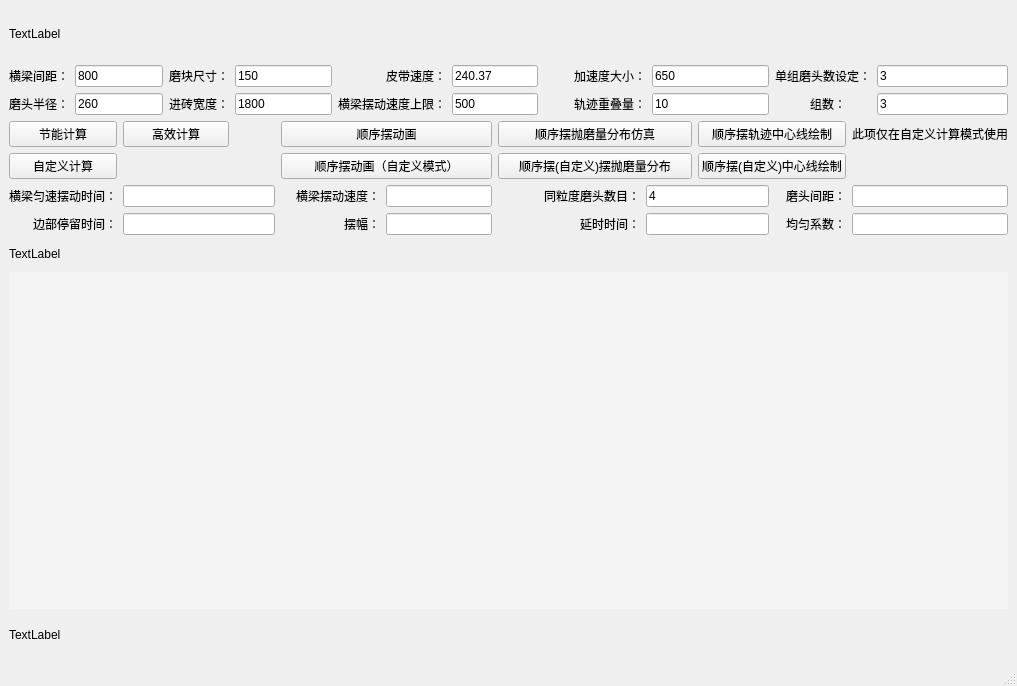
The window that Single_Calc.ui (wuheideyun/PolishingParameterNew) describes before a commit, drawn with Qt 5.
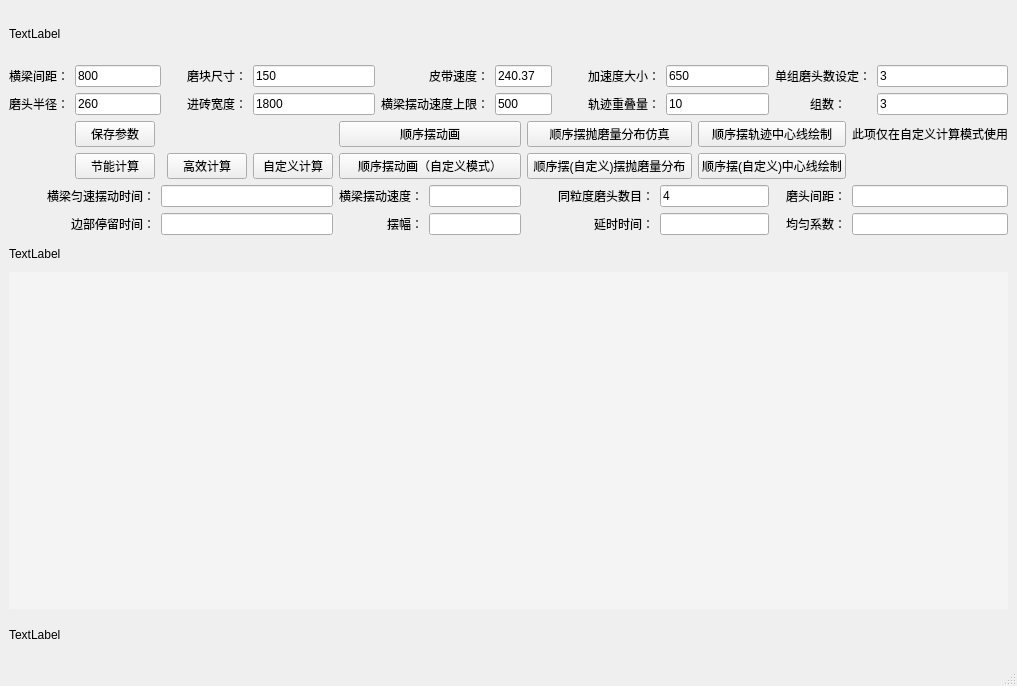
The same window after the commit.

Commit message: 增加保存参数按钮

Diff of the .ui file:
```diff
--- a/Single_Calc.ui
+++ b/Single_Calc.ui
@@ -69,13 +69,6 @@
       </property>
      </widget>
     </item>
-    <item row="3" column="0" colspan="2">
-     <widget class="QPushButton" name="button_energy_calculate">
-      <property name="text">
-       <string>节能计算</string>
-      </property>
-     </widget>
-    </item>
     <item row="4" column="5" colspan="4">
      <widget class="QPushButton" name="button_animation_order_define">
       <property name="text">
@@ -135,13 +128,6 @@
       </property>
      </widget>
     </item>
-    <item row="4" column="0" colspan="2">
-     <widget class="QPushButton" name="button_selfdefine_calculate">
-      <property name="text">
-       <string>自定义计算</string>
-      </property>
-     </widget>
-    </item>
     <item row="6" column="14">
      <widget class="QLabel" name="label_coefficient">
       <property name="text">
@@ -194,13 +180,6 @@
       </property>
      </widget>
     </item>
-    <item row="3" column="2" colspan="2">
-     <widget class="QPushButton" name="button_efficient_calculate">
-      <property name="text">
-       <string>高效计算</string>
-      </property>
-     </widget>
-    </item>
     <item row="4" column="13" colspan="2">
      <widget class="QPushButton" name="button_middle_line_order_define">
       <property name="text">
@@ -393,6 +372,34 @@
       </property>
      </widget>
     </item>
+    <item row="4" column="4">
+     <widget class="QPushButton" name="button_selfdefine_calculate">
+      <property name="text">
+       <string>自定义计算</string>
+      </property>
+     </widget>
+    </item>
+    <item row="4" column="3">
+     <widget class="QPushButton" name="button_efficient_calculate">
+      <property name="text">
+       <string>高效计算</string>
+      </property>
+     </widget>
+    </item>
+    <item row="4" column="1">
+     <widget class="QPushButton" name="button_energy_calculate">
+      <property name="text">
+       <string>节能计算</string>
+      </property>
+     </widget>
+    </item>
+    <item row="3" column="1">
+     <widget class="QPushButton" name="button_save_parameter">
+      <property name="text">
+       <string>保存参数</string>
+      </property>
+     </widget>
+    </item>
    </layout>
   </widget>
   <widget class="QMenuBar" name="menubar">
```
The commit also changes 17 other files.
